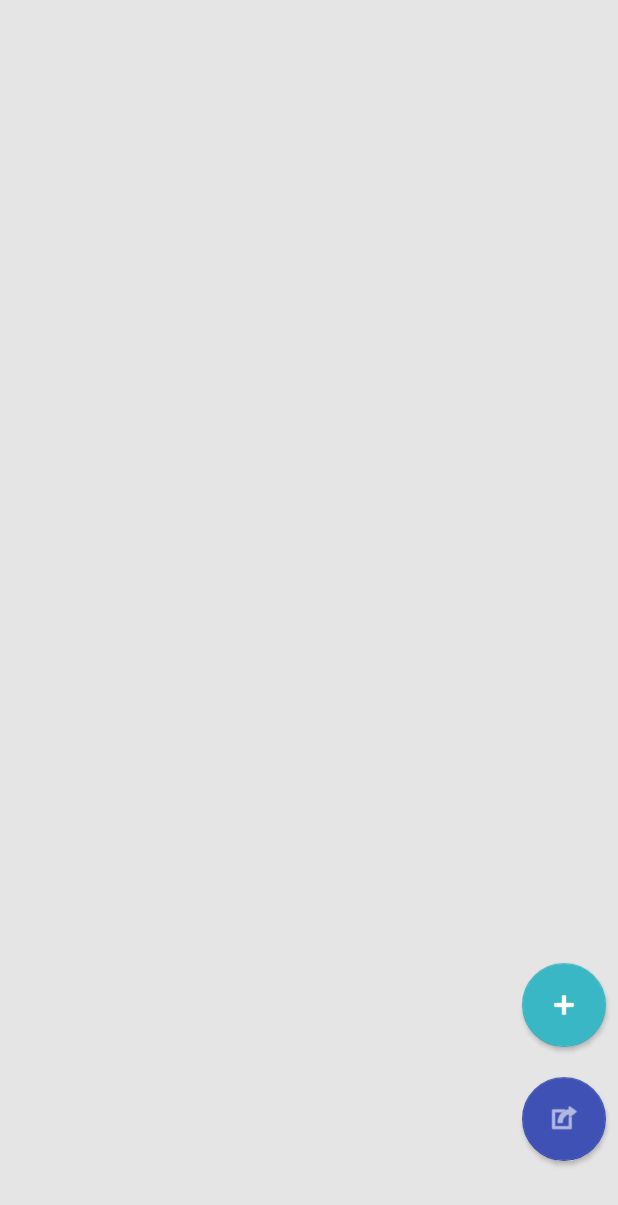
After one commit to Nashunn/ESIEA-RPGToolbox, an Android app: the layout fragment_user_list.xml on its own in the app's theme, with its tools: preview values and no code run, on a phone screen of 412 x 824 dp. The commit adds this screen. Shown: the top 1205 px of the screen. Run offline under Robolectric (Android 15) with nearby library versions, the phone set to English and light mode, and no system bars.

Commit message:
implement fragment

```diff
--- /dev/null
+++ b/app/src/main/res/layout/fragment_user_list.xml
@@ -0,0 +1,44 @@
+<?xml version="1.0" encoding="utf-8"?>
+<android.support.constraint.ConstraintLayout
+    xmlns:android="http://schemas.android.com/apk/res/android"
+    xmlns:app="http://schemas.android.com/apk/res-auto"
+    android:id="@+id/fragment_user_list"
+    android:layout_width="match_parent"
+    android:layout_height="match_parent"
+    android:background="#e5e5e5">
+
+    <android.support.design.widget.FloatingActionButton
+        android:id="@+id/btn_addPlayer"
+        android:layout_width="wrap_content"
+        android:layout_height="wrap_content"
+        android:layout_centerHorizontal="true"
+        android:layout_marginBottom="20dp"
+        android:layout_marginEnd="8dp"
+        android:clickable="true"
+        android:focusable="true"
+        android:src="@android:drawable/ic_input_add"
+        android:tint="@android:color/background_light"
+        app:backgroundTint="#39b7c4"
+        app:elevation="2dp"
+        app:fabSize="normal"
+        app:layout_constraintBottom_toTopOf="@id/btn_dice"
+        app:layout_constraintEnd_toEndOf="parent" />
+
+    <android.support.design.widget.FloatingActionButton
+        android:id="@+id/btn_dice"
+        android:layout_width="wrap_content"
+        android:layout_height="wrap_content"
+        android:layout_centerHorizontal="true"
+        android:layout_marginBottom="50dp"
+        android:layout_marginEnd="8dp"
+        android:clickable="true"
+        android:focusable="true"
+        android:src="@android:drawable/ic_menu_set_as"
+        android:tint="@android:color/background_light"
+        app:backgroundTint="@color/colorPrimary"
+        app:elevation="2dp"
+        app:fabSize="normal"
+        app:layout_constraintBottom_toBottomOf="parent"
+        app:layout_constraintEnd_toEndOf="parent" />
+
+</android.support.constraint.ConstraintLayout>
```
Also changed, not shown: app/src/main/java/fr/nashunn/rpg_toolbox/view/MainActivity.java (+9 -23 lines), app/src/main/java/fr/nashunn/rpg_toolbox/view/PlayerListFragment.java (+40 -1 lines), app/src/main/res/layout/activity_main.xml (+5 -33 lines).
